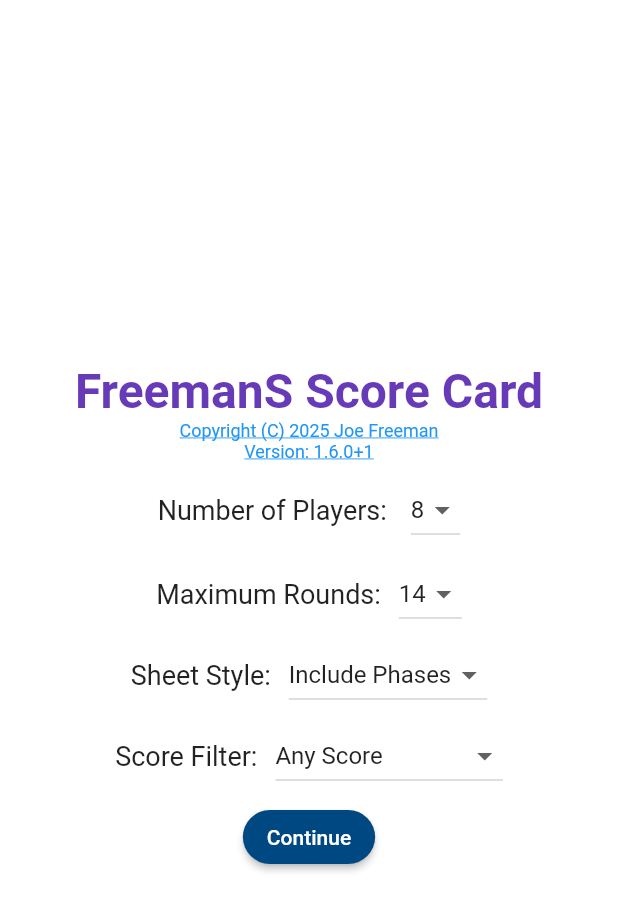
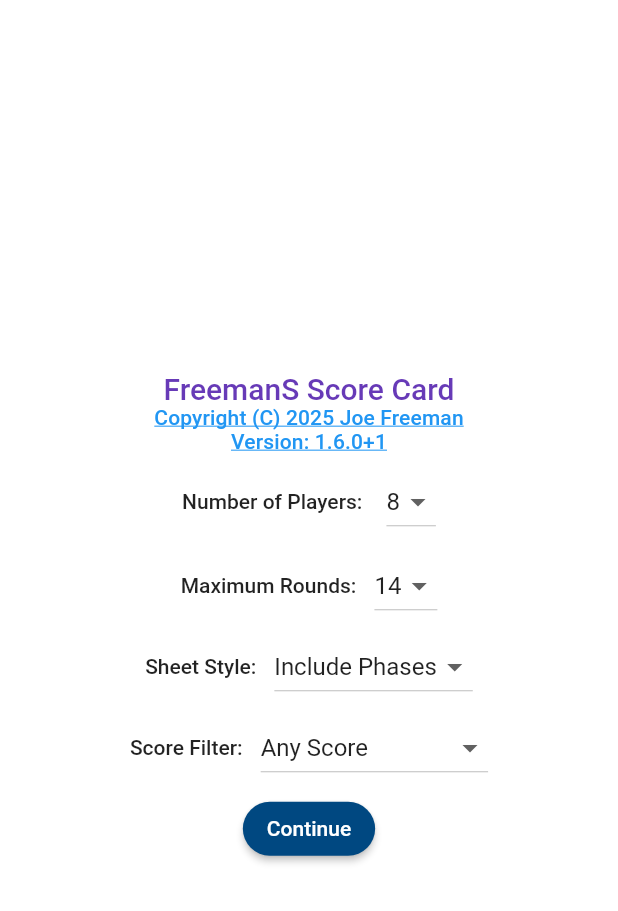
Before and after one commit to freemansoft/fs-game-score, a Flutter app: the screen it shows after launch, on a phone screen of 412 x 824 dp. Shown: the top 911 px of the screen. Run offline on Flutter 3.47's test engine with Material 3 defaults, Android fonts, the phone set to English and light mode, and no system bars; our stand-ins replace data_table_2, flex_color_scheme, flutter_riverpod, package_info_plus, share_plus, shared_preferences.

Commit message:
Migrate off of hard coded theme sizes to ThemeData values. Remove orphaned classes

```diff
--- a/lib/presentation/player_game_cell.dart
+++ b/lib/presentation/player_game_cell.dart
@@ -44,14 +44,12 @@ class PlayerGameCell extends StatelessWidget {
                 maxLines: 2,
                 overflow: TextOverflow.ellipsis,
                 softWrap: true,
-                style: const TextStyle(fontWeight: FontWeight.normal),
                 textAlign: TextAlign.center,
                 semanticsLabel: 'Player name ${playerIdx + 1}',
               ),
               Text(
                 '$totalScore',
                 key: totalScoreKey(playerIdx),
-                style: const TextStyle(fontWeight: FontWeight.normal),
                 textAlign: TextAlign.center,
                 semanticsLabel: 'Player total score ${playerIdx + 1}',
               ),
--- a/lib/presentation/player_name_field.dart
+++ b/lib/presentation/player_name_field.dart
@@ -54,7 +54,6 @@ class _PlayerNameFieldState extends State<PlayerNameField> {
         enabledBorder: widget.border,
         focusedBorder: widget.border,
       ),
-      style: const TextStyle(fontWeight: FontWeight.normal),
       onChanged: widget.onChanged,
       onTap: () {
         _controller.selection = TextSelection(
--- a/lib/presentation/splash_screen.dart
+++ b/lib/presentation/splash_screen.dart
@@ -89,67 +89,15 @@ class _SplashScreenState extends ConsumerState<SplashScreen> {
   String _sheetStyle = Game.defaultEnablePhases ? _phasesSheet : _basicSheet;
   String _scoreFilter = Game.defaultScoreFilter;
 
-  @override
-  Widget build(BuildContext context) {
-    return Scaffold(
-      backgroundColor: Theme.of(context).colorScheme.surface,
-      body: Center(
-        child: Column(
+  Widget _buildNumPlayersField(BuildContext context) {
+    return Row(
       mainAxisAlignment: MainAxisAlignment.center,
       children: [
-            const Text(
-              'FreemanS Score Card',
-              style: TextStyle(
-                fontSize: 32,
-                fontWeight: FontWeight.bold,
-                color: Colors.deepPurple,
-              ),
-              textAlign: TextAlign.center,
-            ),
-            InkWell(
-              onTap: () async {
-                const url = 'https://www.linkedin.com/in/1freeman/';
-                if (await canLaunchUrl(Uri.parse(url))) {
-                  await launchUrl(Uri.parse(url));
-                }
-              },
-              child: const Text(
-                'Copyright (C) 2025 Joe Freeman',
-                style: TextStyle(
-                  fontSize: 12,
-                  color: Colors.blue,
-                  decoration: TextDecoration.underline,
-                ),
-                textAlign: TextAlign.center,
-              ),
-            ),
-            if (_appVersion != null)
-              InkWell(
-                onTap: () async {
-                  const url = 'https://github.com/freemansoft/fs-game-score';
-                  if (await canLaunchUrl(Uri.parse(url))) {
-                    await launchUrl(Uri.parse(url));
-                  }
-                },
-                child: Text(
-                  'Version: $_appVersion',
-                  style: const TextStyle(
-                    fontSize: 12,
-                    color: Colors.blue,
-                    decoration: TextDecoration.underline,
-                  ),
-                  textAlign: TextAlign.center,
-                ),
-              ),
-            const SizedBox(height: 8),
-            Row(
-              mainAxisAlignment: MainAxisAlignment.center,
-              children: [
-                const Tooltip(
+        Tooltip(
           message: 'Select the number of players for the game',
           child: Text(
             'Number of Players:',
-                    style: TextStyle(fontSize: 18),
+            style: Theme.of(context).textTheme.labelLarge,
           ),
         ),
         const SizedBox(width: 16),
@@ -169,16 +117,18 @@ class _SplashScreenState extends ConsumerState<SplashScreen> {
           },
         ),
       ],
-            ),
-            const SizedBox(height: 8),
-            Row(
+    );
+  }
+
+  Widget _buildMaxRoundsField(BuildContext context) {
+    return Row(
       mainAxisAlignment: MainAxisAlignment.center,
       children: [
-                const Tooltip(
+        Tooltip(
           message: 'Set the maximum number of rounds for the game',
           child: Text(
             'Maximum Rounds:',
-                    style: TextStyle(fontSize: 18),
+            style: Theme.of(context).textTheme.labelLarge,
           ),
         ),
         const SizedBox(width: 12),
@@ -198,14 +148,19 @@ class _SplashScreenState extends ConsumerState<SplashScreen> {
           },
         ),
       ],
-            ),
-            const SizedBox(height: 6),
-            Row(
+    );
+  }
+
+  Widget _buildSheetStyleField(BuildContext context) {
+    return Row(
       mainAxisAlignment: MainAxisAlignment.center,
       children: [
-                const Tooltip(
+        Tooltip(
           message: 'Choose the score sheet style: basic or with phases',
-                  child: Text('Sheet Style:', style: TextStyle(fontSize: 18)),
+          child: Text(
+            'Sheet Style:',
+            style: Theme.of(context).textTheme.labelLarge,
+          ),
         ),
         const SizedBox(width: 12),
         DropdownButton<String>(
@@ -230,15 +185,20 @@ class _SplashScreenState extends ConsumerState<SplashScreen> {
           },
         ),
       ],
-            ),
-            const SizedBox(height: 6),
-            Row(
+    );
+  }
+
+  Widget _buildScoreFilterField(BuildContext context) {
+    return Row(
       mainAxisAlignment: MainAxisAlignment.center,
       children: [
-                const Tooltip(
+        Tooltip(
           message:
               'Limit score input values (e.g., any score or those ending in 5 or 0)',
-                  child: Text('Score Filter:', style: TextStyle(fontSize: 18)),
+          child: Text(
+            'Score Filter:',
+            style: Theme.of(context).textTheme.labelLarge,
+          ),
         ),
         const SizedBox(width: 12),
         DropdownButton<String>(
@@ -259,6 +219,102 @@ class _SplashScreenState extends ConsumerState<SplashScreen> {
             }
           },
         ),
+      ],
+    );
+  }
+
+  @override
+  Widget build(BuildContext context) {
+    // Check orientation using MediaQuery
+    final orientation = MediaQuery.of(context).orientation;
+
+    return Scaffold(
+      backgroundColor: Theme.of(context).colorScheme.surface,
+      body: Center(
+        child: Column(
+          mainAxisAlignment: MainAxisAlignment.center,
+          children: [
+            Text(
+              'FreemanS Score Card',
+              style: Theme.of(context).textTheme.titleLarge?.copyWith(
+                color: Colors.deepPurple,
+              ),
+              textAlign: TextAlign.center,
+            ),
+            InkWell(
+              onTap: () async {
+                const url = 'https://www.linkedin.com/in/1freeman/';
+                if (await canLaunchUrl(Uri.parse(url))) {
+                  await launchUrl(Uri.parse(url));
+                }
+              },
+              child: Text(
+                'Copyright (C) 2025 Joe Freeman',
+                style: Theme.of(context).textTheme.titleSmall?.copyWith(
+                  color: Colors.blue,
+                  decoration: TextDecoration.underline,
+                ),
+                textAlign: TextAlign.center,
+              ),
+            ),
+            if (_appVersion != null)
+              InkWell(
+                onTap: () async {
+                  const url = 'https://github.com/freemansoft/fs-game-score';
+                  if (await canLaunchUrl(Uri.parse(url))) {
+                    await launchUrl(Uri.parse(url));
+                  }
+                },
+                child: Text(
+                  'Version: $_appVersion',
+                  style: Theme.of(context).textTheme.titleSmall?.copyWith(
+                    color: Colors.blue,
+                    decoration: TextDecoration.underline,
+                  ),
+                  textAlign: TextAlign.center,
+                ),
+              ),
+            const SizedBox(height: 8),
+            // Fields layout: two columns in landscape, single column in portrait
+            if (orientation == Orientation.landscape)
+              Row(
+                mainAxisAlignment: MainAxisAlignment.center,
+                crossAxisAlignment: CrossAxisAlignment.start,
+                children: [
+                  Expanded(
+                    child: Column(
+                      mainAxisSize: MainAxisSize.min,
+                      children: [
+                        _buildNumPlayersField(context),
+                        const SizedBox(height: 8),
+                        _buildSheetStyleField(context),
+                      ],
+                    ),
+                  ),
+                  const SizedBox(width: 16),
+                  Expanded(
+                    child: Column(
+                      mainAxisSize: MainAxisSize.min,
+                      children: [
+                        _buildMaxRoundsField(context),
+                        const SizedBox(height: 6),
+                        _buildScoreFilterField(context),
+                      ],
+                    ),
+                  ),
+                ],
+              )
+            else
+              Column(
+                mainAxisSize: MainAxisSize.min,
+                children: [
+                  _buildNumPlayersField(context),
+                  const SizedBox(height: 8),
+                  _buildMaxRoundsField(context),
+                  const SizedBox(height: 6),
+                  _buildSheetStyleField(context),
+                  const SizedBox(height: 6),
+                  _buildScoreFilterField(context),
                 ],
               ),
             const SizedBox(height: 6),
```
Also changed, not shown: lib/presentation/phase_checkbox_dropdown.dart (deleted, +0 -77 lines), lib/presentation/player_game_modal.dart (+10 -10 lines), lib/presentation/player_round_cell.dart (+2 -5 lines), lib/presentation/player_round_modal.dart (+14 -9 lines), lib/presentation/total_score_field.dart (deleted, +0 -34 lines), 1 other file. Lines whose indentation alone changed are shown as unchanged.
